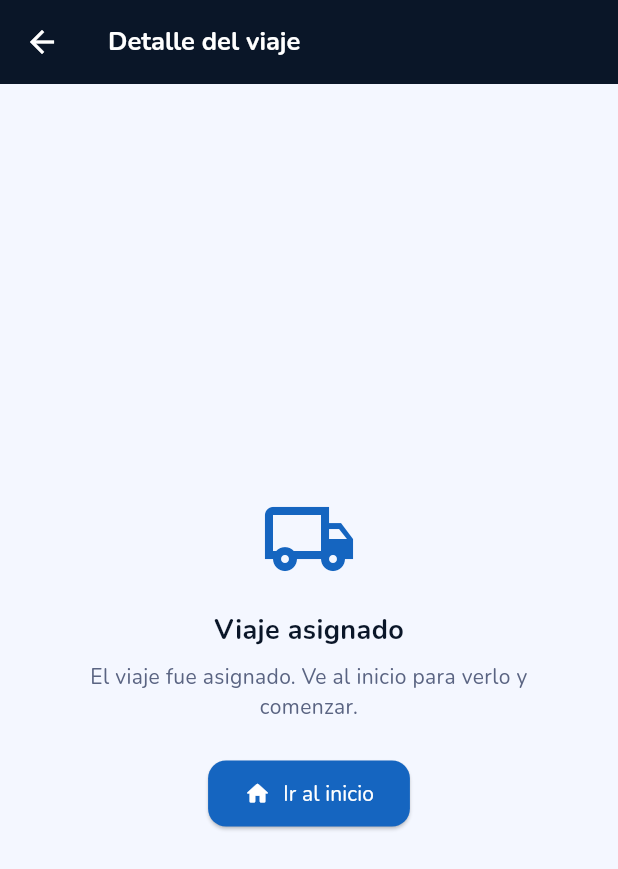
After one commit to FernandoFerretiz/_TMSGSAPP_, a Flutter app: the TripDetailScreen screen opened by its route, on a phone screen of 412 x 824 dp. The commit adds this screen. Shown: the top 869 px of the screen. Run offline on Flutter 3.47's test engine with Material 3 defaults, Android fonts, the phone set to English and light mode, and no system bars; our stand-ins replace device_info_plus, dio, dotted_border, firebase_core, firebase_messaging, flutter_local_notifications and 7 more; missing offline and left inert: flutter_foreground_task; accounts and stored records are empty; network calls fail.

Commit message:
20260623

```diff
--- a/lib/app/config/routes/app_pages.dart
+++ b/lib/app/config/routes/app_pages.dart
@@ -4,6 +4,7 @@ import '../../features/auth/screens/login_screen.dart';
 import '../../features/home/screens/home_screen.dart';
 import '../../features/home/bindings/home_binding.dart';
 import '../../features/trips/screens/start_trip_screen.dart';
+import '../../features/trips/screens/trip_detail_screen.dart';
 // DashboardBinding is declared as `part of dashboard` inside dashboard_screen.dart
 import '../../features/dashboard/views/screens/dashboard_screen.dart';
 import 'route_names.dart';
@@ -40,5 +41,9 @@ class AppPages {
       page: () => const DashboardScreen(),
       binding: DashboardBinding(),
     ),
+    GetPage(
+      name: _Paths.tripDetail,
+      page: () => const TripDetailScreen(),
+    ),
   ];
 }
--- a/lib/app/config/routes/app_routes.dart
+++ b/lib/app/config/routes/app_routes.dart
@@ -7,6 +7,7 @@ class Routes {
   static const startTrip = _Paths.startTrip;
   static const changeStatus = _Paths.changeStatus;
   static const dashboard = _Paths.dashboard;
+  static const tripDetail = _Paths.tripDetail;
 }
 
 class _Paths {
@@ -16,4 +17,5 @@ class _Paths {
   static const startTrip = RouteNames.startTrip;
   static const changeStatus = RouteNames.changeStatus;
   static const dashboard = RouteNames.dashboard;
+  static const tripDetail = RouteNames.tripDetail;
 }
--- a/lib/app/config/routes/route_names.dart
+++ b/lib/app/config/routes/route_names.dart
@@ -8,4 +8,5 @@ abstract class RouteNames {
   // Trip flow
   static const String startTrip = '/trip/start';
   static const String changeStatus = '/trip/change-status';
+  static const String tripDetail = '/trip/detail';
 }
--- a/lib/app/core/bindings/global_binding.dart
+++ b/lib/app/core/bindings/global_binding.dart
@@ -3,6 +3,7 @@ import '../network/api_client.dart';
 import '../storage/secure_storage_service.dart';
 import '../../features/auth/data/auth_service.dart';
 import '../../features/auth/controllers/auth_controller.dart';
+import '../../services/push_notification_service.dart';
 
 /// Registers all app-wide singletons before the first route is shown.
 class GlobalBinding extends Bindings {
@@ -18,5 +19,9 @@ class GlobalBinding extends Bindings {
       ),
       permanent: true,
     );
+    Get.putAsync<PushNotificationService>(
+      () => PushNotificationService(Get.find<ApiClient>()).init(),
+      permanent: true,
+    );
   }
 }
--- /dev/null
+++ b/lib/app/features/trips/screens/trip_detail_screen.dart
@@ -0,0 +1,281 @@
+import 'package:flutter/material.dart';
+import 'package:get/get.dart';
+
+import '../../../core/config/app_config.dart';
+import '../controllers/trip_controller.dart';
+import '../../../config/routes/route_names.dart';
+
+/// Pantalla abierta al tocar una notificación push de tipo `trip_assigned`.
+///
+/// Recibe el `tripId` como argumento de navegación:
+///   Get.toNamed(RouteNames.tripDetail, arguments: '123')
+///
+/// Carga el viaje activo (que coincide con el tripId asignado) y permite
+/// al operador iniciar o ver el estado del viaje.
+class TripDetailScreen extends StatefulWidget {
+  const TripDetailScreen({super.key});
+
+  @override
+  State<TripDetailScreen> createState() => _TripDetailScreenState();
+}
+
+class _TripDetailScreenState extends State<TripDetailScreen> {
+  late final String? tripId;
+  late final TripController _tc;
+
+  @override
+  void initState() {
+    super.initState();
+    tripId = Get.arguments?.toString();
+    _tc = Get.find<TripController>();
+    // Refresh so the card reflects the just-assigned trip
+    WidgetsBinding.instance.addPostFrameCallback((_) => _tc.loadActiveTrip());
+  }
+
+  @override
+  Widget build(BuildContext context) {
+    return Scaffold(
+      backgroundColor: AppColors.fieldFill,
+      appBar: AppBar(
+        backgroundColor: AppColors.navyBlue,
+        foregroundColor: Colors.white,
+        title: const Text(
+          'Detalle del viaje',
+          style: TextStyle(
+            fontWeight: FontWeight.w700,
+            fontSize: 17,
+          ),
+        ),
+        elevation: 0,
+      ),
+      body: Obx(() {
+        if (_tc.isLoading.value) {
+          return const Center(
+            child: CircularProgressIndicator(color: AppColors.royalBlue),
+          );
+        }
+
+        if (!_tc.hasActiveTrip) {
+          return _EmptyState(tripId: tripId);
+        }
+
+        final trip = _tc.activeTrip!;
+
+        return SingleChildScrollView(
+          padding: const EdgeInsets.all(20),
+          child: Column(
+            crossAxisAlignment: CrossAxisAlignment.start,
+            children: [
+              // ── Notification badge ────────────────────────────────────
+              Container(
+                padding:
+                    const EdgeInsets.symmetric(horizontal: 12, vertical: 8),
+                decoration: BoxDecoration(
+                  color: const Color(0xFFE8F5E9),
+                  borderRadius: BorderRadius.circular(10),
+                  border: Border.all(color: const Color(0xFFA5D6A7)),
+                ),
+                child: const Row(
+                  mainAxisSize: MainAxisSize.min,
+                  children: [
+                    Icon(Icons.notifications_active_rounded,
+                        color: Color(0xFF388E3C), size: 16),
+                    SizedBox(width: 6),
+                    Text(
+                      'Nuevo viaje asignado',
+                      style: TextStyle(
+                        color: Color(0xFF2E7D32),
+                        fontSize: 13,
+                        fontWeight: FontWeight.w600,
+                      ),
+                    ),
+                  ],
+                ),
+              ),
+              const SizedBox(height: 20),
+
+              // ── Trip card ─────────────────────────────────────────────
+              _TripInfoCard(trip: trip, tripId: tripId),
+              const SizedBox(height: 24),
+
+              // ── Action button ─────────────────────────────────────────
+              if (trip.isAssigned)
+                SizedBox(
+                  width: double.infinity,
+                  child: ElevatedButton.icon(
+                    onPressed: () {
+                      Get.back();
+                      // Navigate to home so the operator sees the full flow
+                      Get.offAllNamed(RouteNames.home);
+                    },
+                    icon: const Icon(Icons.home_rounded),
+                    label: const Text('Ver en inicio'),
+                    style: ElevatedButton.styleFrom(
+                      backgroundColor: AppColors.royalBlue,
+                      foregroundColor: Colors.white,
+                      padding: const EdgeInsets.symmetric(vertical: 14),
+                      shape: RoundedRectangleBorder(
+                        borderRadius: BorderRadius.circular(12),
+                      ),
+                    ),
+                  ),
+                ),
+            ],
+          ),
+        );
+      }),
+    );
+  }
+}
+
+// ── Trip info card ────────────────────────────────────────────────────────────
+
+class _TripInfoCard extends StatelessWidget {
+  final dynamic trip;
+  final String? tripId;
+  const _TripInfoCard({required this.trip, required this.tripId});
+
+  @override
+  Widget build(BuildContext context) {
+    return Container(
+      padding: const EdgeInsets.all(16),
+      decoration: BoxDecoration(
+        color: Colors.white,
+        borderRadius: BorderRadius.circular(16),
+        boxShadow: [
+          BoxShadow(
+            color: Colors.black.withValues(alpha: 0.06),
+            blurRadius: 12,
+            offset: const Offset(0, 4),
+          ),
+        ],
+      ),
+      child: Column(
+        crossAxisAlignment: CrossAxisAlignment.start,
+        children: [
+          _Row(
+            icon: Icons.local_shipping_rounded,
+            label: 'Unidad',
+            value: trip.truckboxNum?.toString() ?? '—',
+          ),
+          const Divider(height: 20),
+          _Row(
+            icon: Icons.trip_origin_rounded,
+            label: 'Origen',
+            value: trip.originName ?? trip.origin?.toString() ?? '—',
+          ),
+          const Divider(height: 20),
+          _Row(
+            icon: Icons.flag_rounded,
+            label: 'Destino',
+            value: trip.destinationName ?? trip.destination?.toString() ?? '—',
+          ),
+          const Divider(height: 20),
+          _Row(
+            icon: Icons.tag_rounded,
+            label: 'ID de viaje',
+            value: tripId ?? trip.id?.toString() ?? '—',
+          ),
+          const Divider(height: 20),
+          _Row(
+            icon: Icons.info_outline_rounded,
+            label: 'Estado',
+            value: trip.statusLabel ?? trip.status?.toString() ?? '—',
+          ),
+        ],
+      ),
+    );
+  }
+}
+
+class _Row extends StatelessWidget {
+  final IconData icon;
+  final String label;
+  final String value;
+  const _Row({required this.icon, required this.label, required this.value});
+
+  @override
+  Widget build(BuildContext context) {
+    return Row(
+      children: [
+        Icon(icon, color: AppColors.royalBlue, size: 20),
+        const SizedBox(width: 10),
+        Text(
+          '$label:',
+          style: const TextStyle(
+            color: AppColors.textMedium,
+            fontSize: 13,
+            fontWeight: FontWeight.w500,
+          ),
+        ),
+        const SizedBox(width: 6),
+        Expanded(
+          child: Text(
+            value,
+            style: const TextStyle(
+              color: AppColors.navyBlue,
+              fontSize: 14,
+              fontWeight: FontWeight.w700,
+            ),
+            textAlign: TextAlign.end,
+          ),
+        ),
+      ],
+    );
+  }
+}
+
+// ── Empty state ───────────────────────────────────────────────────────────────
+
+class _EmptyState extends StatelessWidget {
+  final String? tripId;
+  const _EmptyState({required this.tripId});
+
+  @override
+  Widget build(BuildContext context) {
+    return Center(
+      child: Padding(
+        padding: const EdgeInsets.all(32),
+        child: Column(
+          mainAxisAlignment: MainAxisAlignment.center,
+          children: [
+            const Icon(Icons.local_shipping_outlined,
+                size: 64, color: AppColors.royalBlue),
+            const SizedBox(height: 16),
+            Text(
+              tripId != null
+                  ? 'Viaje #$tripId'
+                  : 'Viaje asignado',
+              style: const TextStyle(
+                color: AppColors.navyBlue,
+                fontSize: 18,
+                fontWeight: FontWeight.w700,
+              ),
+            ),
+            const SizedBox(height: 8),
+            const Text(
+              'El viaje fue asignado. Ve al inicio para verlo y comenzar.',
+              textAlign: TextAlign.center,
+              style: TextStyle(color: AppColors.textMedium, fontSize: 14),
+            ),
+            const SizedBox(height: 24),
+            ElevatedButton.icon(
+              onPressed: () => Get.offAllNamed(RouteNames.home),
+              icon: const Icon(Icons.home_rounded),
+              label: const Text('Ir al inicio'),
+              style: ElevatedButton.styleFrom(
+                backgroundColor: AppColors.royalBlue,
+                foregroundColor: Colors.white,
+                padding:
+                    const EdgeInsets.symmetric(horizontal: 24, vertical: 12),
+                shape: RoundedRectangleBorder(
+                  borderRadius: BorderRadius.circular(12),
+                ),
+              ),
+            ),
+          ],
+        ),
+      ),
+    );
+  }
+}
--- a/pubspec.yaml
+++ b/pubspec.yaml
@@ -42,6 +42,9 @@ dependencies:
   dotted_border: ^3.1.0
   timeago: ^3.1.0
   flutter_local_notifications: ^21.0.0
+  firebase_core: ^3.13.1
+  firebase_messaging: ^15.2.5
+  device_info_plus: ^11.3.3
 
 dev_dependencies:
   flutter_lints: ^6.0.0
```
Also changed, not shown: lib/app/features/auth/controllers/auth_controller.dart (+10 -1 lines), lib/app/services/push_notification_service.dart (added, +285 -0 lines), lib/main.dart (+10 -0 lines), lib/firebase_options.dart (added), pubspec.lock, 4 other files.
